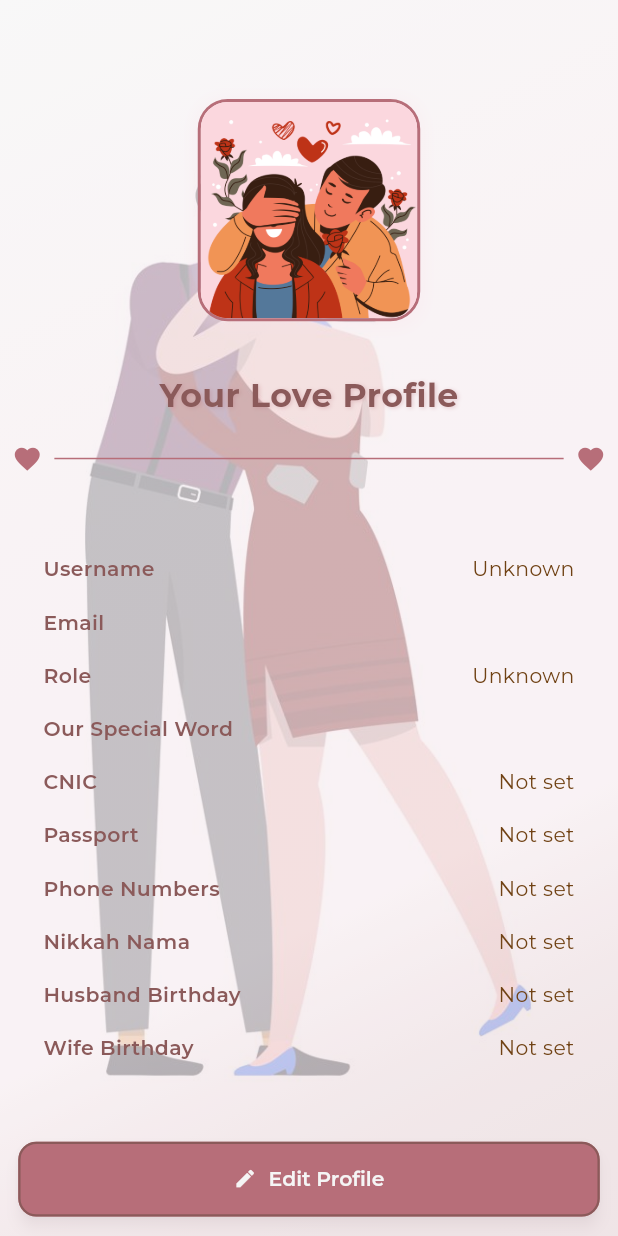
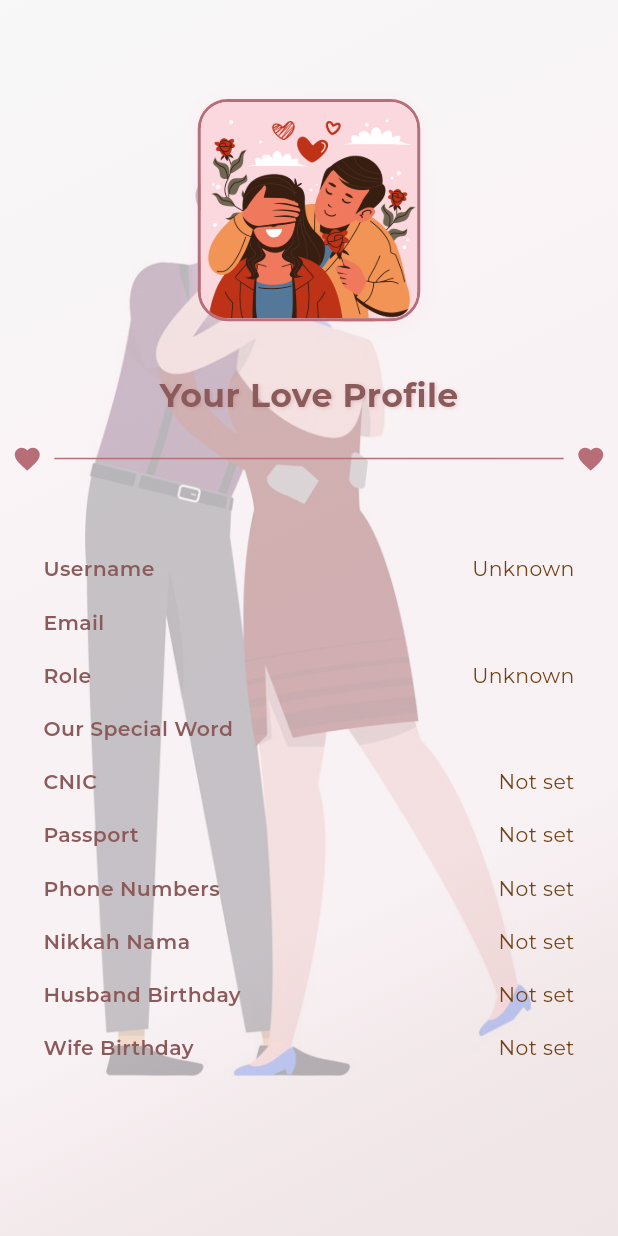
Before and after one commit to AbdulRahmanMudasser/flutter-amora-v2, a Flutter app: the ProfileScreen screen opened directly with empty values, on a phone screen of 412 x 824 dp. Run offline on Flutter 3.47's test engine with Material 3 defaults, Android fonts, the light colour scheme and no system bars; our stand-ins replace email_validator, flutter_riverpod, flutter_secure_storage, google_fonts, hive, hive_flutter and 3 more; accounts and stored records are empty.

Commit message:
fix: resolved errors in profile module

```diff
--- a/lib/features/dashboard/presentation/screens/profile_screen.dart
+++ b/lib/features/dashboard/presentation/screens/profile_screen.dart
@@ -236,48 +236,6 @@ class ProfileScreen extends StatelessWidget {
                       ),
                     ),
                     SizedBox(height: verticalSpacing * 2),
-                    FractionallySizedBox(
-                      widthFactor: 0.98,
-                      child: ElevatedButton(
-                        onPressed: () {
-                          Navigator.pushNamed(context, '/edit_profile', arguments: email);
-                        },
-                        style: ElevatedButton.styleFrom(
-                          backgroundColor: AppTheme.roseGold,
-                          foregroundColor: AppTheme.creamWhite,
-                          padding: EdgeInsets.symmetric(
-                            horizontal: screenWidth * 0.1,
-                            vertical: screenHeight * 0.02,
-                          ),
-                          shape: RoundedRectangleBorder(
-                            borderRadius: BorderRadius.circular(12),
-                            side: const BorderSide(color: AppTheme.deepRose, width: 1.5),
-                          ),
-                          elevation: 4,
-                          shadowColor: AppTheme.softPink.withValues(alpha: 0.4),
-                        ),
-                        child: Row(
-                          mainAxisAlignment: MainAxisAlignment.center,
-                          children: [
-                            Icon(
-                              Icons.edit,
-                              size: 18 * fontScaleFactor,
-                              color: AppTheme.creamWhite,
-                            ),
-                            const SizedBox(width: 8),
-                            Text(
-                              'Edit Profile',
-                              style: GoogleFonts.montserrat(
-                                fontSize: 16 * fontScaleFactor,
-                                color: AppTheme.creamWhite,
-                                fontWeight: FontWeight.w600,
-                              ),
-                            ),
-                          ],
-                        ),
-                      ),
-                    ),
-                    SizedBox(height: verticalSpacing * 2),
                   ],
                 ),
               ),
```
Also changed, not shown: 1 other file.
